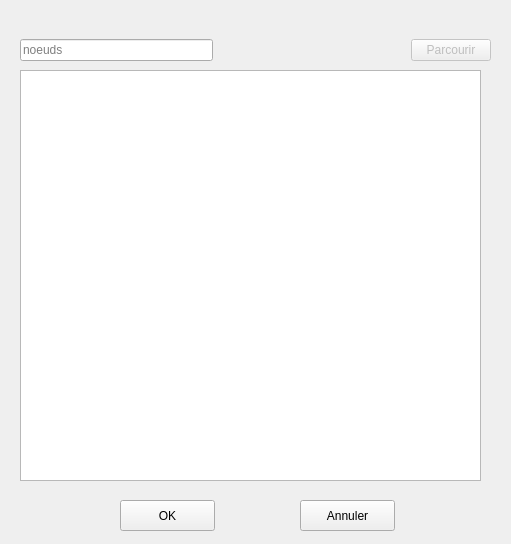
Qt form clustershell_IHM/etatnoeud_IHM.ui (gdubroeucq/Clustershell_G-G) before a commit.
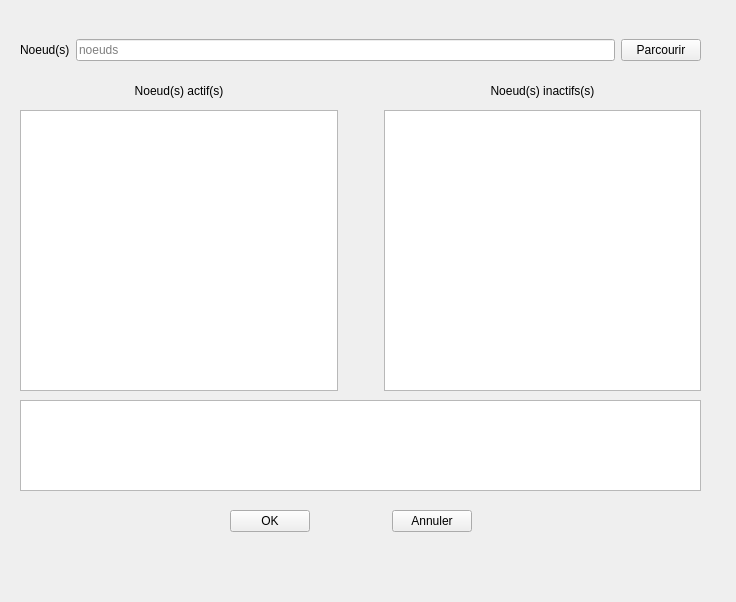
The same form after that commit.

Commit message: etats des noeuds dans 3 QListWidget, correction affichage noeuds actifs et inactifs. Affichage des caractères speciaux à réviser

The edit to the form file:
```diff
--- a/clustershell_IHM/etatnoeud_IHM.ui
+++ b/clustershell_IHM/etatnoeud_IHM.ui
@@ -9,59 +9,48 @@
    <rect>
     <x>0</x>
     <y>0</y>
-    <width>511</width>
-    <height>544</height>
+    <width>736</width>
+    <height>602</height>
    </rect>
   </property>
+  <property name="sizePolicy">
+   <sizepolicy hsizetype="Fixed" vsizetype="Fixed">
+    <horstretch>0</horstretch>
+    <verstretch>0</verstretch>
+   </sizepolicy>
+  </property>
+  <property name="minimumSize">
+   <size>
+    <width>736</width>
+    <height>602</height>
+   </size>
+  </property>
+  <property name="maximumSize">
+   <size>
+    <width>736</width>
+    <height>1000</height>
+   </size>
+  </property>
   <property name="windowTitle">
    <string>Information sur les noeuds</string>
   </property>
-  <widget class="QPushButton" name="pushButton">
-   <property name="geometry">
-    <rect>
-     <x>120</x>
-     <y>500</y>
-     <width>95</width>
-     <height>31</height>
-    </rect>
-   </property>
-   <property name="text">
-    <string>OK</string>
-   </property>
-  </widget>
-  <widget class="QPushButton" name="pushButton_2">
-   <property name="geometry">
-    <rect>
-     <x>300</x>
-     <y>500</y>
-     <width>95</width>
-     <height>31</height>
-    </rect>
-   </property>
-   <property name="text">
-    <string>Annuler</string>
-   </property>
-  </widget>
-  <widget class="QListWidget" name="listWidget">
-   <property name="geometry">
-    <rect>
-     <x>20</x>
-     <y>70</y>
-     <width>461</width>
-     <height>411</height>
-    </rect>
-   </property>
-  </widget>
   <widget class="QWidget" name="horizontalLayoutWidget">
    <property name="geometry">
     <rect>
      <x>20</x>
      <y>10</y>
-     <width>471</width>
+     <width>681</width>
      <height>80</height>
     </rect>
    </property>
    <layout class="QHBoxLayout" name="horizontalLayout">
+    <item>
+     <widget class="QLabel" name="label_3">
+      <property name="text">
+       <string>Noeud(s)</string>
+      </property>
+     </widget>
+    </item>
     <item>
      <widget class="QLineEdit" name="lineEdit">
       <property name="placeholderText">
@@ -69,23 +58,10 @@
       </property>
      </widget>
     </item>
-    <item>
-     <spacer name="horizontalSpacer">
-      <property name="orientation">
-       <enum>Qt::Horizontal</enum>
-      </property>
-      <property name="sizeHint" stdset="0">
-       <size>
-        <width>40</width>
-        <height>20</height>
-       </size>
-      </property>
-     </spacer>
-    </item>
     <item>
      <widget class="QPushButton" name="pushButton_3">
       <property name="enabled">
-       <bool>false</bool>
+       <bool>true</bool>
       </property>
       <property name="text">
        <string>Parcourir</string>
@@ -94,6 +70,146 @@
     </item>
    </layout>
   </widget>
+  <widget class="QWidget" name="horizontalLayoutWidget_2">
+   <property name="geometry">
+    <rect>
+     <x>20</x>
+     <y>110</y>
+     <width>681</width>
+     <height>281</height>
+    </rect>
+   </property>
+   <layout class="QHBoxLayout" name="horizontalLayout_2">
+    <item>
+     <widget class="QListWidget" name="listWidget"/>
+    </item>
+    <item>
+     <spacer name="horizontalSpacer_3">
+      <property name="orientation">
+       <enum>Qt::Horizontal</enum>
+      </property>
+      <property name="sizeType">
+       <enum>QSizePolicy::Maximum</enum>
+      </property>
+      <property name="sizeHint" stdset="0">
+       <size>
+        <width>40</width>
+        <height>20</height>
+       </size>
+      </property>
+     </spacer>
+    </item>
+    <item>
+     <widget class="QListWidget" name="listWidget_2"/>
+    </item>
+   </layout>
+  </widget>
+  <widget class="QWidget" name="horizontalLayoutWidget_3">
+   <property name="geometry">
+    <rect>
+     <x>230</x>
+     <y>510</y>
+     <width>261</width>
+     <height>80</height>
+    </rect>
+   </property>
+   <layout class="QHBoxLayout" name="horizontalLayout_3">
+    <property name="spacing">
+     <number>2</number>
+    </property>
+    <property name="sizeConstraint">
+     <enum>QLayout::SetFixedSize</enum>
+    </property>
+    <item>
+     <widget class="QPushButton" name="pushButton">
+      <property name="text">
+       <string>OK</string>
+      </property>
+     </widget>
+    </item>
+    <item>
+     <spacer name="horizontalSpacer_2">
+      <property name="orientation">
+       <enum>Qt::Horizontal</enum>
+      </property>
+      <property name="sizeHint" stdset="0">
+       <size>
+        <width>80</width>
+        <height>20</height>
+       </size>
+      </property>
+     </spacer>
+    </item>
+    <item>
+     <widget class="QPushButton" name="pushButton_2">
+      <property name="text">
+       <string>Annuler</string>
+      </property>
+     </widget>
+    </item>
+   </layout>
+  </widget>
+  <widget class="QWidget" name="horizontalLayoutWidget_4">
+   <property name="geometry">
+    <rect>
+     <x>20</x>
+     <y>70</y>
+     <width>681</width>
+     <height>41</height>
+    </rect>
+   </property>
+   <layout class="QHBoxLayout" name="horizontalLayout_4">
+    <item>
+     <widget class="QLabel" name="label_2">
+      <property name="text">
+       <string>Noeud(s) actif(s)</string>
+      </property>
+      <property name="alignment">
+       <set>Qt::AlignCenter</set>
+      </property>
+     </widget>
+    </item>
+    <item>
+     <spacer name="horizontalSpacer_4">
+      <property name="orientation">
+       <enum>Qt::Horizontal</enum>
+      </property>
+      <property name="sizeType">
+       <enum>QSizePolicy::Maximum</enum>
+      </property>
+      <property name="sizeHint" stdset="0">
+       <size>
+        <width>40</width>
+        <height>20</height>
+       </size>
+      </property>
+     </spacer>
+    </item>
+    <item>
+     <widget class="QLabel" name="label">
+      <property name="layoutDirection">
+       <enum>Qt::LeftToRight</enum>
+      </property>
+      <property name="text">
+       <string>Noeud(s) inactifs(s)</string>
+      </property>
+      <property name="alignment">
+       <set>Qt::AlignCenter</set>
+      </property>
+     </widget>
+    </item>
+   </layout>
+  </widget>
+  <widget class="QListWidget" name="listWidget_3">
+   <property name="geometry">
+    <rect>
+     <x>20</x>
+     <y>400</y>
+     <width>681</width>
+     <height>91</height>
+    </rect>
+   </property>
+  </widget>
  </widget>
  <resources/>
  <connections/>
```
The commit also changes 6 other files.
